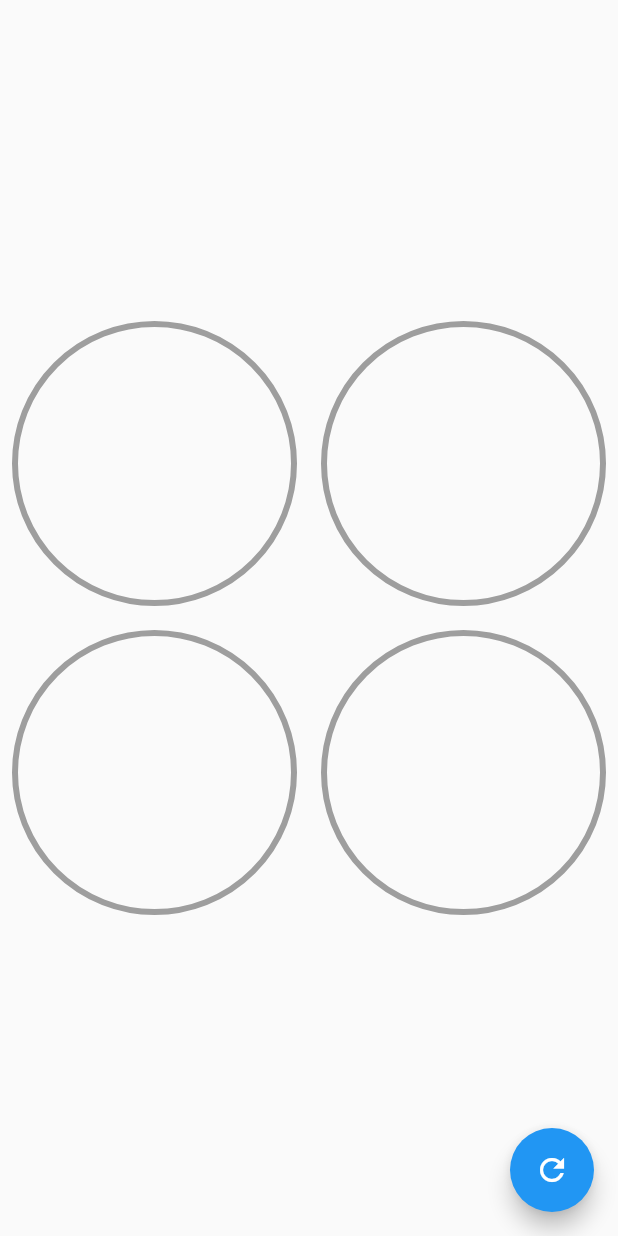
After one commit to JovannyRch/flutter_avanzado, a Flutter app: the screen it shows after launch, after a tap on "Loaders", on a phone screen of 412 x 824 dp. The commit adds this screen. Run offline on Flutter 3.47's test engine with Material 2 defaults, Android fonts, the phone set to English and light mode, and no system bars.

Commit message:
Cuadricula de loader

```diff
--- a/lib/main.dart
+++ b/lib/main.dart
@@ -1,6 +1,7 @@
 import 'package:flutter/material.dart';
 import 'package:flutter_avanzado/screens/animaciones_screen.dart';
 import 'package:flutter_avanzado/screens/headers_menu_screen.dart';
+import 'package:flutter_avanzado/screens/loader/graficas_screen.dart';
 import 'package:flutter_avanzado/screens/loader/loader_screen.dart';
 
 import 'screens/animations_menu_screen.dart';
@@ -57,6 +58,16 @@ class Menu extends StatelessWidget {
                   MaterialPageRoute(builder: (context) => LoaderScreen()),
                 );
               },
+            ),
+            ListTile(
+              title: Text("Loaders"),
+              subtitle: Divider(),
+              trailing: Icon(Icons.arrow_forward_ios),
+              onTap: () {
+                Navigator.of(context).push(
+                  MaterialPageRoute(builder: (context) => GraficasScreen()),
+                );
+              },
             )
           ],
         ),
--- /dev/null
+++ b/lib/screens/loader/graficas_screen.dart
@@ -0,0 +1,62 @@
+import 'package:flutter/material.dart';
+import 'package:flutter_avanzado/widgets/circular_progress_widget.dart';
+
+class GraficasScreen extends StatefulWidget {
+  GraficasScreen({Key key}) : super(key: key);
+
+  @override
+  _GraficasScreenState createState() => _GraficasScreenState();
+}
+
+class _GraficasScreenState extends State<GraficasScreen> {
+  double porcentaje = 0.0;
+  double ancho = 0.0;
+  double alto = 0.0;
+  @override
+  Widget build(BuildContext context) {
+    alto = MediaQuery.of(context).size.height;
+    ancho = MediaQuery.of(context).size.width;
+    return Scaffold(
+        floatingActionButton: FloatingActionButton(
+            onPressed: () {
+              porcentaje += .10;
+              if (this.porcentaje > 1.00) {
+                this.porcentaje = 0.0;
+              }
+              setState(() {});
+            },
+            child: Icon(Icons.refresh)),
+        body: SafeArea(
+          child: Container(
+            child: Column(
+              mainAxisAlignment: MainAxisAlignment.center,
+              children: <Widget>[
+                Row(
+                  children: <Widget>[
+                    loader(Colors.pink),
+                    loader(Colors.purple),
+                  ],
+                ),
+                Row(
+                  children: <Widget>[
+                    loader(Colors.yellow),
+                    loader(Colors.red),
+                  ],
+                )
+              ],
+            ),
+          ),
+        ));
+  }
+
+  Widget loader(Color color) {
+    return Container(
+      height: ancho * 0.5,
+      width: ancho * 0.5,
+      child: CircularProgress(
+        porcentaje: porcentaje,
+        color: color,
+      ),
+    );
+  }
+}
--- a/lib/widgets/circular_progress_widget.dart
+++ b/lib/widgets/circular_progress_widget.dart
@@ -1,27 +1,71 @@
 import 'package:flutter/material.dart';
 import 'dart:math' as Math;
 
-class CircularProgress extends StatelessWidget {
+class CircularProgress extends StatefulWidget {
   final double porcentaje;
+  final Color color;
+  CircularProgress({this.porcentaje, this.color = Colors.green});
 
-  CircularProgress({this.porcentaje});
+  @override
+  _CircularProgressState createState() => _CircularProgressState();
+}
+
+class _CircularProgressState extends State<CircularProgress>
+    with SingleTickerProviderStateMixin {
+  AnimationController animationController;
+  double porcentajeAnterior;
+  @override
+  void initState() {
+    porcentajeAnterior = widget.porcentaje;
+    animationController = new AnimationController(
+        vsync: this, duration: Duration(milliseconds: 200));
+    super.initState();
+  }
+
+  @override
+  void dispose() {
+    animationController.dispose();
+    super.dispose();
+  }
+
   @override
   Widget build(BuildContext context) {
-    return Container(
-      padding: EdgeInsets.all(5.0),
-      width: 200,
-      height: 200,
-      decoration: BoxDecoration(),
+    animationController.forward(from: 0.0);
+
+    final direfenciaAnimar = widget.porcentaje - porcentajeAnterior;
+    porcentajeAnterior = widget.porcentaje;
+    return AnimatedBuilder(
+      animation: animationController,
+      builder: (BuildContext context, Widget child) {
+        return Container(
+          padding: EdgeInsets.all(10.0),
+          height: double.infinity,
+          width: double.infinity,
+          child: CustomPaint(
+            painter: _Radial(
+                color: widget.color,
+                porcentaje: (widget.porcentaje - direfenciaAnimar) +
+                    (direfenciaAnimar * animationController.value)),
+          ),
+        );
+      },
+    );
+
+    /* return Container(
+      padding: EdgeInsets.all(10.0),
+      height: double.infinity,
+      width: double.infinity,
       child: CustomPaint(
-        painter: _Radial(porcentaje: porcentaje),
+        painter: _Radial(porcentaje: widget.porcentaje),
       ),
-    );
+    ); */
   }
 }
 
 class _Radial extends CustomPainter {
   final double porcentaje;
-  _Radial({this.porcentaje});
+  final Color color;
+  _Radial({this.porcentaje, this.color});
 
   @override
   void paint(Canvas canvas, Size size) {
@@ -29,6 +73,7 @@ class _Radial extends CustomPainter {
     final paint = new Paint()
       ..strokeWidth = 4.0
       ..color = Colors.grey
+      ..strokeCap = StrokeCap.round
       ..style = PaintingStyle.stroke;
 
     Offset center = Offset(size.width * 0.5, size.height * 0.5);
@@ -38,7 +83,7 @@ class _Radial extends CustomPainter {
     //Arco
     final paintArco = new Paint()
       ..strokeWidth = 10.0
-      ..color = Colors.orange
+      ..color = color
       ..style = PaintingStyle.stroke;
 
     //Parte que se va a ir llenando
```
